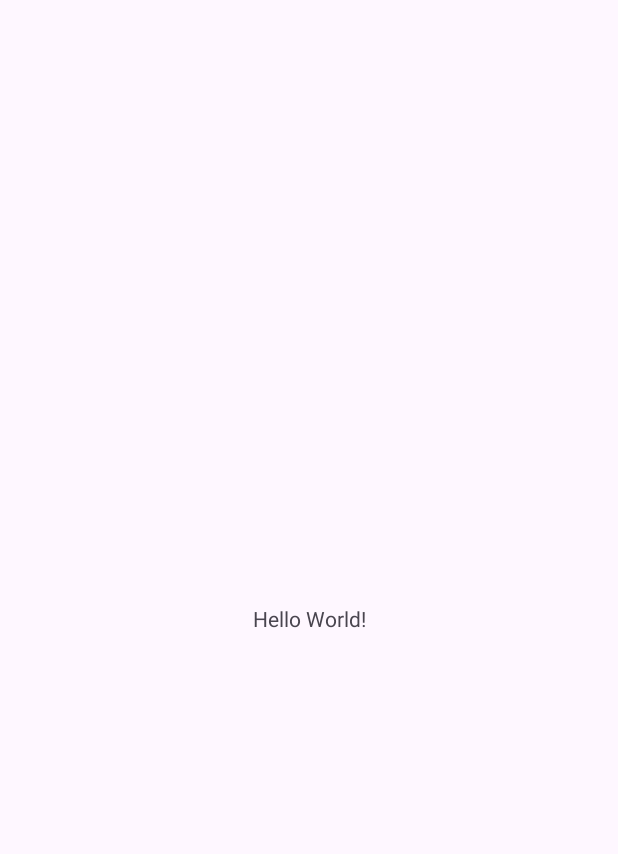
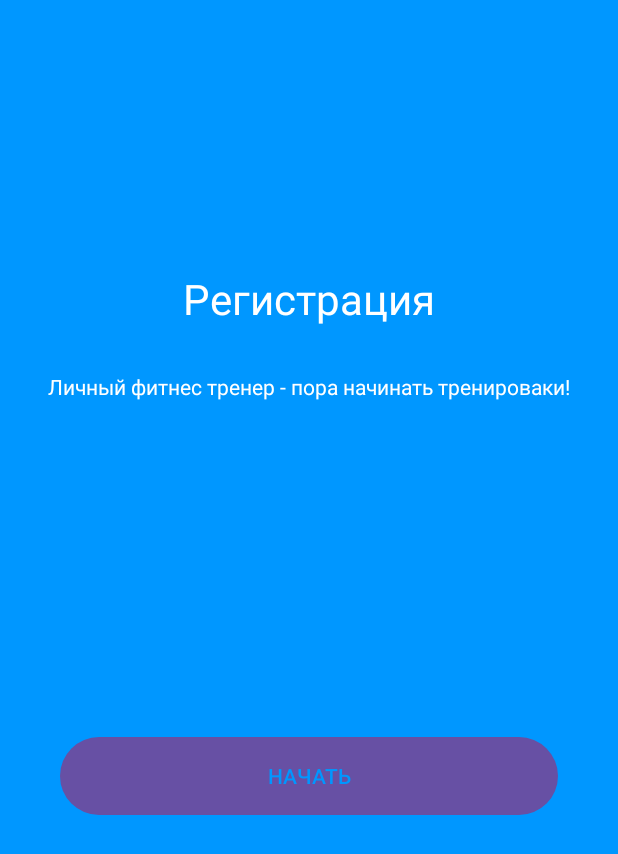
Before and after one commit to kirillColeBou/MDK_01_03_PR14, an Android app: the screen it shows after launch (MainActivity), on a phone screen of 412 x 824 dp. Before the commit the part shown is almost empty. Shown: the top 854 px of the screen. Run offline under Robolectric (Android 15) with nearby library versions, the phone set to English and light mode, and no system bars.

Commit message:
Разработанное окно activity_main. Тепляков

```diff
--- a/app/src/main/res/layout/activity_main.xml
+++ b/app/src/main/res/layout/activity_main.xml
@@ -5,15 +5,51 @@
     android:id="@+id/main"
     android:layout_width="match_parent"
     android:layout_height="match_parent"
-    tools:context=".MainActivity">
+    tools:context=".MainActivity"
+    android:background="#0097FF">
 
-    <TextView
-        android:layout_width="wrap_content"
-        android:layout_height="wrap_content"
-        android:text="Hello World!"
-        app:layout_constraintBottom_toBottomOf="parent"
-        app:layout_constraintEnd_toEndOf="parent"
-        app:layout_constraintStart_toStartOf="parent"
-        app:layout_constraintTop_toTopOf="parent" />
+    <LinearLayout
+        android:layout_width="match_parent"
+        android:layout_height="match_parent">
+
+        <LinearLayout
+            android:layout_width="match_parent"
+            android:layout_height="match_parent"
+            android:orientation="vertical">
+
+            <TextView
+                android:layout_width="wrap_content"
+                android:layout_height="wrap_content"
+                android:textColor="@color/white"
+                android:text="Регистрация"
+                android:textSize="28sp"
+                android:layout_gravity="center"
+                android:layout_marginTop="180dp"/>
+
+            <TextView
+                android:layout_width="wrap_content"
+                android:layout_height="wrap_content"
+                android:textColor="@color/white"
+                android:text="Личный фитнес тренер - пора начинать тренироваки!"
+                android:textSize="14sp"
+                android:layout_gravity="center"
+                android:layout_marginTop="30dp"/>
+
+            <Button
+                android:layout_width="match_parent"
+                android:layout_height="60dp"
+                android:text="НАЧАТЬ"
+                android:layout_gravity="center"
+                android:layout_marginTop="220dp"
+                android:layout_marginLeft="40dp"
+                android:layout_marginRight="40dp"
+                android:onClick="onClickRegin"
+                android:textColor="#0097FF"/>
+
+        </LinearLayout>
+
+    </LinearLayout>
+
+
 
 </androidx.constraintlayout.widget.ConstraintLayout>
--- a/app/src/main/res/values/colors.xml
+++ b/app/src/main/res/values/colors.xml
@@ -2,4 +2,5 @@
 <resources>
     <color name="black">#FF000000</color>
     <color name="white">#FFFFFFFF</color>
+    <color name="purple_500">#FFFFFFFF</color>
 </resources>
```
